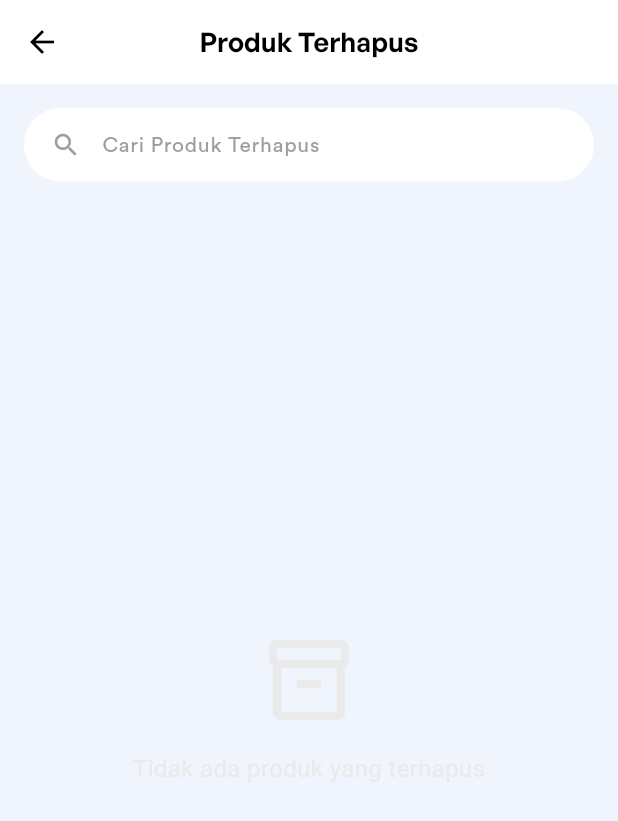
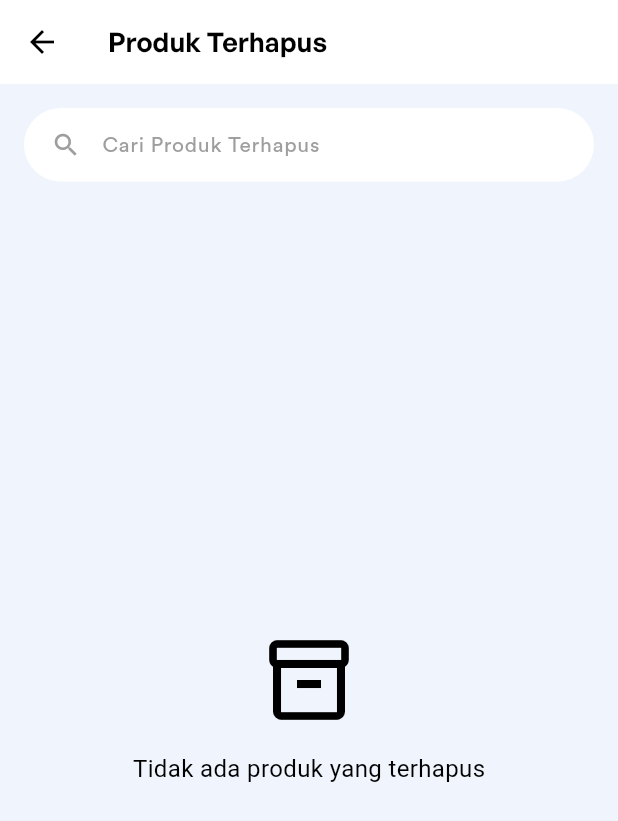
Before and after one commit to G2aluh/ABA-CASIER, a Flutter app: the SoftDeletedProducts screen opened by its route, on a phone screen of 412 x 824 dp. Shown: the top 821 px of the screen. Run offline on Flutter 3.47's test engine with Material 3 defaults, Android fonts, the phone set to English and light mode, and no system bars; our stand-ins replace fl_chart, image_picker, supabase_flutter; accounts and stored records are empty; project files that could hold a hidden picture were left out.

Commit message:
start week 6

```diff
--- a/lib/screens/Login.dart
+++ b/lib/screens/Login.dart
@@ -22,7 +22,8 @@ class _LoginState extends State<Login> {
 
     return Scaffold(
       backgroundColor: Colors.black87,
-      body: SingleChildScrollView(
+      body: Center(
+        child: SingleChildScrollView(
           child: Padding(
             padding: const EdgeInsets.only(
               left: 40,
@@ -252,6 +253,7 @@ class _LoginState extends State<Login> {
             ),
           ),
         ),
+      ),
     );
   }
 
--- a/lib/screens/Produk.dart
+++ b/lib/screens/Produk.dart
@@ -260,7 +260,7 @@ class _ProdukState extends State<Produk> {
                               ),
                               SizedBox(width: 4),
                               Text(
-                                'Produk Terhapus',
+                                '   l',
                                 style: TextStyle(
                                   fontSize: 12,
                                   color: Warna().Putih,
--- a/lib/screens/SoftDeletedProducts.dart
+++ b/lib/screens/SoftDeletedProducts.dart
@@ -30,7 +30,6 @@ class _SoftDeletedProductsState extends State<SoftDeletedProducts> {
         ),
         backgroundColor: Warna().Putih,
         elevation: 0,
-        centerTitle: true,
         leading: IconButton(
           icon: Icon(Icons.arrow_back, color: Warna().Hitam),
           onPressed: () {
@@ -89,12 +88,12 @@ class _SoftDeletedProductsState extends State<SoftDeletedProducts> {
                           Icon(
                             Icons.inventory_2_outlined,
                             size: 64,
-                            color: Warna().Abu,
+                            color: Warna().Hitam,
                           ),
                           SizedBox(height: 16),
                           Text(
                             'Tidak ada produk yang terhapus',
-                            style: TextStyle(fontSize: 16, color: Warna().Abu),
+                            style: TextStyle(fontSize: 16, color: Warna().Hitam),
                           ),
                         ],
                       ),
```
Also changed, not shown: lib/screens/Penjualan.dart (indentation only). Lines whose indentation alone changed are shown as unchanged.
